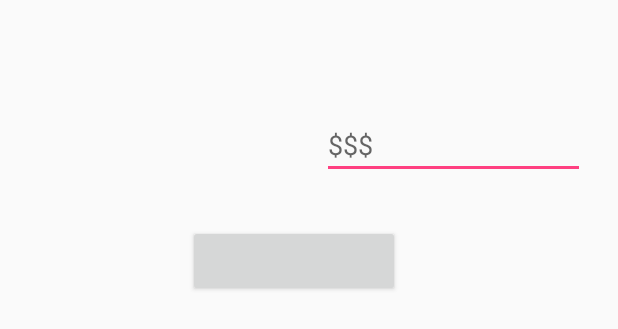
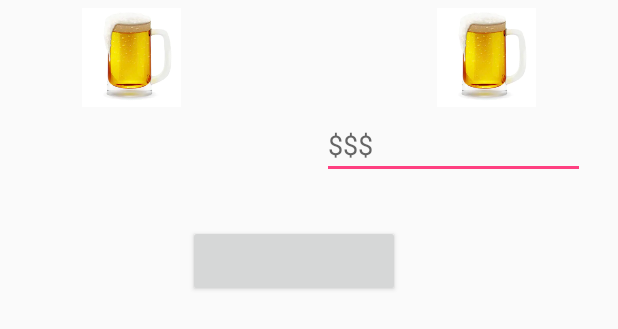
Before and after one commit to KotoGit/DrinkingBuddies, an Android app: the layout fragment_filter.xml on its own in the app's theme, with its tools: preview values and no code run, on a phone screen of 412 x 824 dp. Shown: the top 329 px of the screen. Run offline under Robolectric (Android 15) with nearby library versions, the light colour scheme and no system bars.

Commit message:
Update fragment_filter.xml

```diff
--- a/app/src/main/res/layout/fragment_filter.xml
+++ b/app/src/main/res/layout/fragment_filter.xml
@@ -1,5 +1,6 @@
 <?xml version="1.0" encoding="utf-8"?>
 <RelativeLayout xmlns:android="http://schemas.android.com/apk/res/android"
+    xmlns:app="http://schemas.android.com/apk/res-auto"
     android:layout_width="match_parent"
     android:layout_height="match_parent">
 
@@ -12,8 +13,8 @@
         android:layout_alignParentRight="true"
         android:layout_alignParentBottom="false"
         android:layout_marginTop="15dp"
-        android:layout_marginEnd="125dp"
-        android:layout_marginRight="125dp"
+        android:layout_marginEnd="100dp"
+        android:layout_marginRight="100dp"
         android:text="@string/bar_filter"
         android:textSize="32sp" />
 
@@ -54,4 +55,41 @@
         android:layout_marginLeft="125dp"
         android:layout_marginStart="125dp" />
 
+    <TextView
+        android:id="@+id/loading_text"
+        android:layout_width="141dp"
+        android:layout_height="wrap_content"
+        android:layout_alignParentTop="true"
+        android:layout_marginStart="125dp"
+        android:layout_marginLeft="125dp"
+        android:layout_marginTop="250dp"
+        android:text="@string/find_a_bar"
+        android:visibility="invisible" />
+
+    <ImageView
+        android:id="@+id/imageView"
+        android:layout_width="75dp"
+        android:layout_height="66dp"
+        android:layout_alignParentTop="true"
+        android:layout_alignParentEnd="true"
+        android:layout_alignParentRight="true"
+        android:layout_alignParentBottom="false"
+        android:layout_marginTop="5dp"
+        android:layout_marginEnd="50dp"
+        android:layout_marginRight="50dp"
+        app:srcCompat="@drawable/beer" />
+
+    <ImageView
+        android:id="@+id/imageView2"
+        android:layout_width="75dp"
+        android:layout_height="66dp"
+        android:layout_alignParentTop="true"
+        android:layout_alignParentStart="true"
+        android:layout_alignParentLeft="true"
+        android:layout_alignParentBottom="false"
+        android:layout_marginTop="5dp"
+        android:layout_marginStart="50dp"
+        android:layout_marginLeft="50dp"
+        app:srcCompat="@drawable/beer" />
+
 </RelativeLayout>
```
